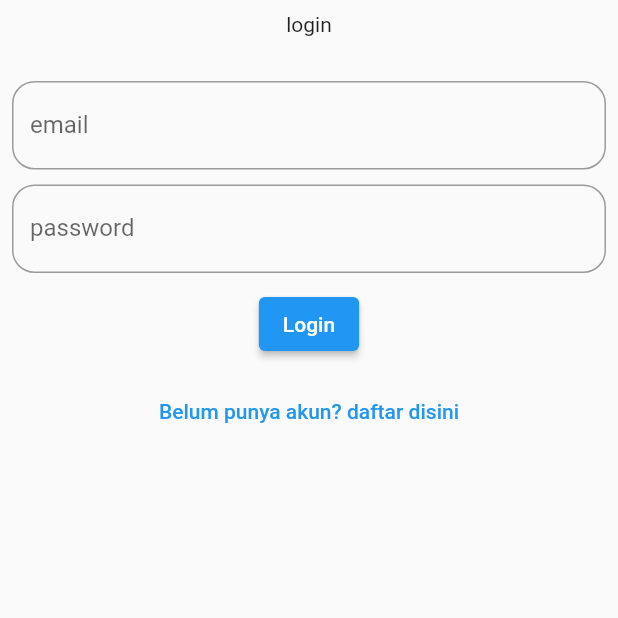
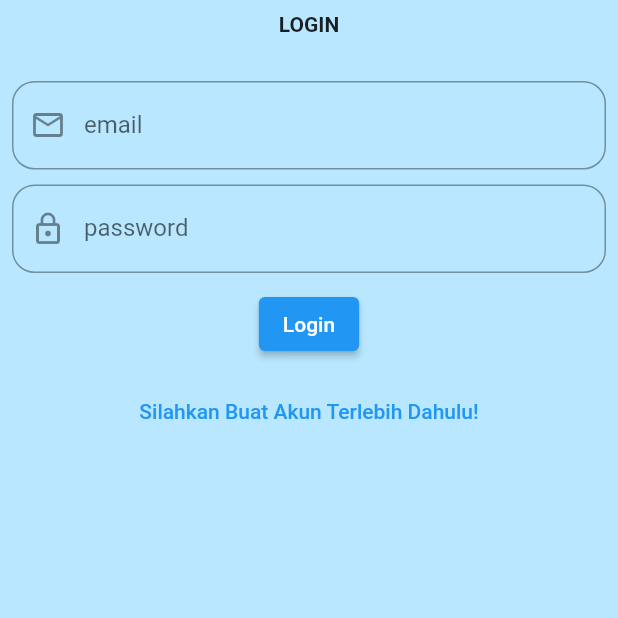
Before and after one commit to MariaFernandaMelliana/contoh_catatan_apps, a Flutter app: the screen it shows after launch, on a phone screen of 412 x 824 dp, the top half of it. Run offline on Flutter 3.47's test engine with Material 2 defaults, Android fonts, the phone set to English and light mode, and no system bars; our stand-ins replace cloud_firestore, firebase_auth, firebase_core, hive_flutter; accounts and stored records are empty; generated files the repository leaves out were written again; Roboto replaces fonts that are missing (Montserrat).

Commit message:
edit file, home screen. login, dan resgiter

```diff
--- a/lib/screen/login_screen.dart
+++ b/lib/screen/login_screen.dart
@@ -37,11 +37,18 @@ class _LoginScreenState extends State<LoginScreen> {
   @override
   Widget build(BuildContext context) {
     return Scaffold(
+      backgroundColor: Color.fromARGB(255, 184, 231, 255),
       body: Padding(
         padding: const EdgeInsets.all(8.0),
         child: Column(
           children: [
-            Text('login'),
+            Text(
+              'LOGIN',
+              style: TextStyle(
+              fontFamily:'Montserrat',
+              fontWeight: FontWeight.bold,
+              ),
+              ),
             SizedBox(
               height: 30,
             ),
@@ -50,6 +57,9 @@ class _LoginScreenState extends State<LoginScreen> {
               decoration: InputDecoration(
                 labelText: 'email',
                 hintText: 'masukkan email',
+                prefixIcon: const Icon(
+                  Icons.email_outlined,
+                ),
                 border: OutlineInputBorder(
                   borderRadius: BorderRadius.circular(15),
                 ),
@@ -63,6 +73,9 @@ class _LoginScreenState extends State<LoginScreen> {
               decoration: InputDecoration(
                 labelText: 'password',
                 hintText: 'masukkan password',
+                prefixIcon: const Icon(
+                  Icons.lock_outline,
+                ),
                 border: OutlineInputBorder(
                   borderRadius: BorderRadius.circular(15),
                 ),
@@ -88,7 +101,7 @@ class _LoginScreenState extends State<LoginScreen> {
                   ),
                 );
               },
-              child: Text('Belum punya akun? daftar disini'),
+              child: Text('Silahkan Buat Akun Terlebih Dahulu!'),
             ),
           ],
         ),
```
Also changed, not shown: lib/screen/home_screen.dart (+24 -13 lines), lib/screen/register_screen.dart (+15 -2 lines).
